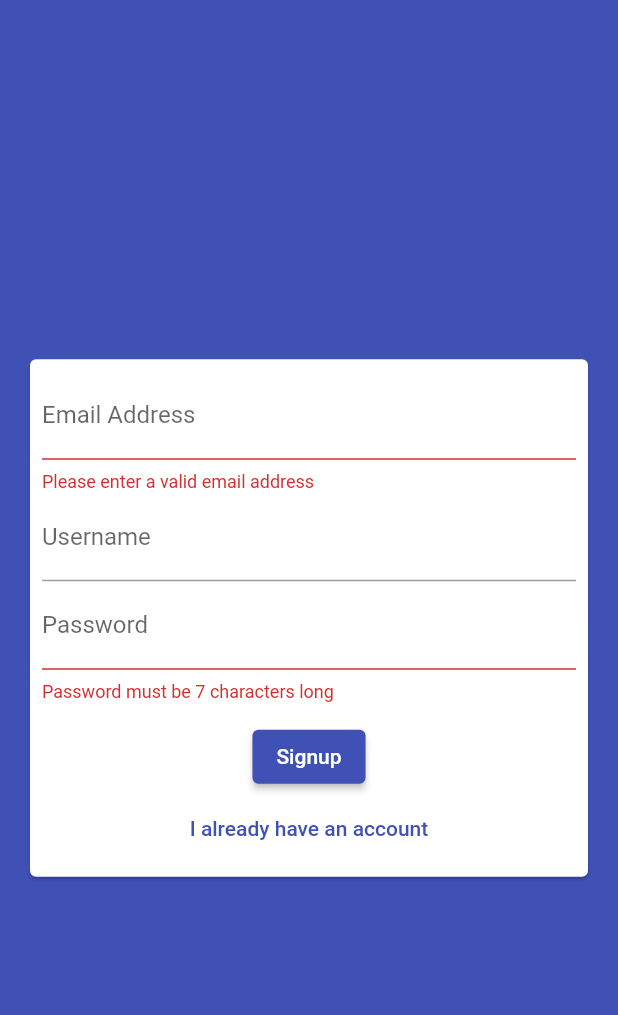
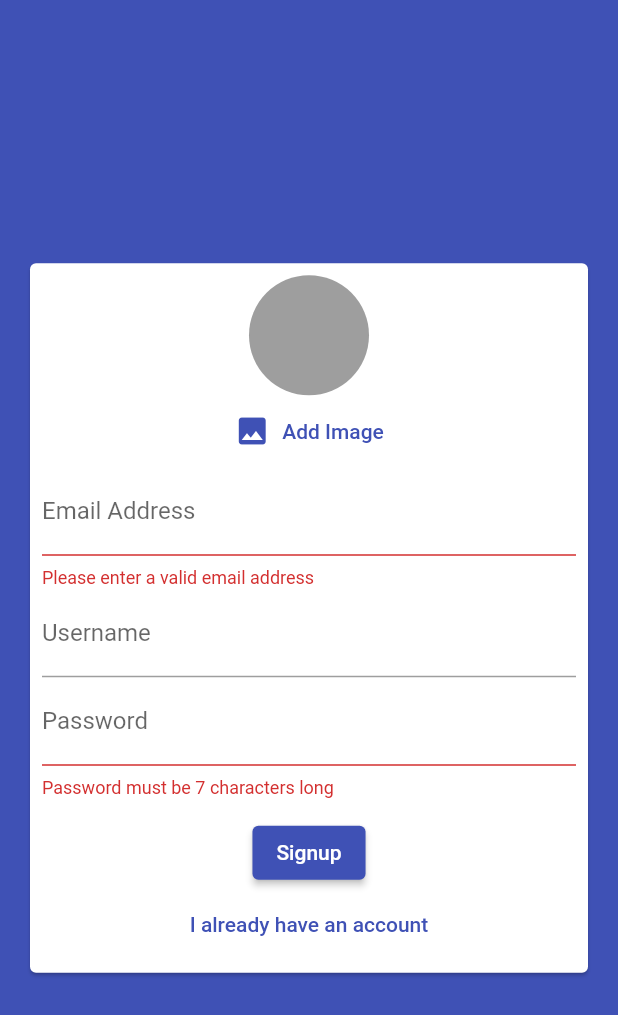
Before and after one commit to Roopaish/Flutter-RoadMap, a Flutter app: the screen it shows after launch, after a tap on "Login", after a tap on "Create new account", on a phone screen of 412 x 824 dp. Shown: the top 1015 px of the screen. Run offline on Flutter 3.47's test engine with Material 2 defaults, Android fonts, the phone set to English and light mode, and no system bars; our stand-ins replace cloud_firestore, firebase_auth, firebase_core, image_picker, location, shared_preferences and 1 more; accounts and stored records are empty.

Commit message:
Adding Image Picker

```diff
--- a/lib/chat/widgets/auth/auth_form.dart
+++ b/lib/chat/widgets/auth/auth_form.dart
@@ -1,4 +1,6 @@
 import 'package:flutter/material.dart';
+
+import '../pickers/user_image_picker.dart';
 
 class AuthForm extends StatefulWidget {
   AuthForm(this.submitFn, this.isLoading);
@@ -55,6 +57,7 @@ class _AuthFormState extends State<AuthForm> {
                 child: Column(
                   mainAxisSize: MainAxisSize.min,
                   children: [
+                    if (!_isLogin) UserImagePicker(),
                     TextFormField(
                       key: ValueKey('email'),
                       validator: (value) {
--- /dev/null
+++ b/lib/chat/widgets/pickers/user_image_picker.dart
@@ -0,0 +1,49 @@
+import 'dart:io';
+
+import 'package:flutter/material.dart';
+import 'package:image_picker/image_picker.dart';
+import 'package:flutter/foundation.dart';
+
+class UserImagePicker extends StatefulWidget {
+  const UserImagePicker({Key? key}) : super(key: key);
+
+  @override
+  _UserImagePickerState createState() => _UserImagePickerState();
+}
+
+class _UserImagePickerState extends State<UserImagePicker> {
+  ImageProvider<Object>? image;
+
+  void _pickImage() async {
+    final pickedImageFile =
+        await ImagePicker().pickImage(source: ImageSource.gallery);
+    setState(() {
+      if (kIsWeb) {
+        image = NetworkImage(pickedImageFile!.path);
+      } else {
+        image = FileImage(File(pickedImageFile!.path));
+      }
+    });
+  }
+
+  @override
+  Widget build(BuildContext context) {
+    return Column(
+      children: [
+        CircleAvatar(
+          radius: 40,
+          backgroundColor: Colors.grey,
+          backgroundImage: image == null ? null : image,
+        ),
+        TextButton.icon(
+          onPressed: _pickImage,
+          icon: Icon(Icons.image),
+          label: Text('Add Image'),
+          style: TextButton.styleFrom(
+            primary: Theme.of(context).primaryColor,
+          ),
+        ),
+      ],
+    );
+  }
+}
```
Also changed, not shown: 1 other file.
